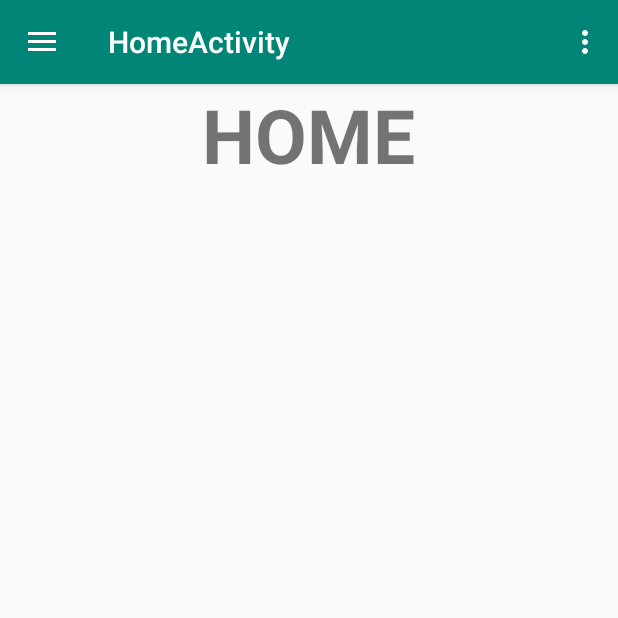
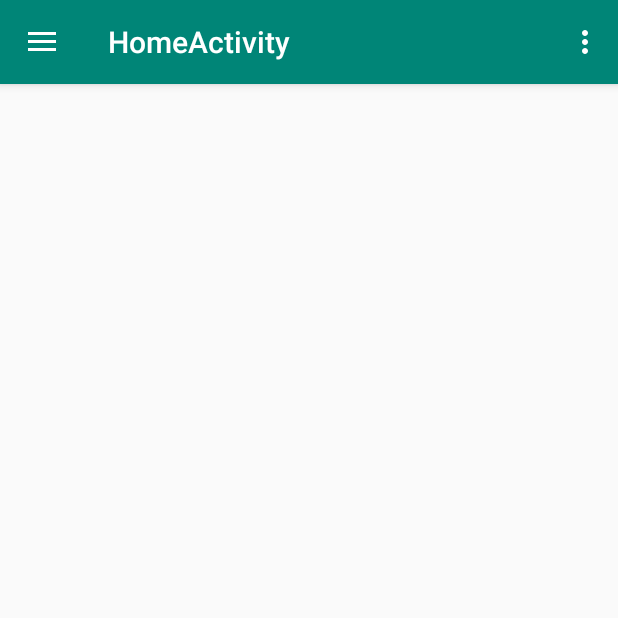
Before and after one commit to Caina-Bonfiglioli/4Read-android, an Android app: the fragment HomeFragment placed in its activity, on a phone screen of 412 x 824 dp, the top half of it. Run offline under Robolectric (Android 15) with nearby library versions, the phone set to English and light mode, and no system bars.

Commit message:
classes modificadas para a correção de bug

```diff
--- a/app/src/main/java/br/com/caina_bonfiglioli/a4read/HomeActivity.java
+++ b/app/src/main/java/br/com/caina_bonfiglioli/a4read/HomeActivity.java
@@ -1,5 +1,6 @@
 package br.com.caina_bonfiglioli.a4read;
 
+import android.content.Intent;
 import android.os.Bundle;
 import android.support.v4.app.Fragment;
 import android.support.v4.app.FragmentManager;
@@ -12,6 +13,7 @@ import android.support.v7.app.AppCompatActivity;
 import android.support.v7.widget.Toolbar;
 import android.view.Menu;
 import android.view.MenuItem;
+import android.widget.Toast;
 
 public class HomeActivity extends AppCompatActivity
         implements NavigationView.OnNavigationItemSelectedListener {
@@ -32,6 +34,7 @@ public class HomeActivity extends AppCompatActivity
 
         NavigationView navigationView = (NavigationView) findViewById(R.id.nav_view);
         navigationView.setNavigationItemSelectedListener(this);
+
     }
 
     @Override
--- a/app/src/main/java/br/com/caina_bonfiglioli/a4read/HomeFragment.java
+++ b/app/src/main/java/br/com/caina_bonfiglioli/a4read/HomeFragment.java
@@ -7,6 +7,7 @@ import android.support.v4.app.Fragment;
 import android.view.LayoutInflater;
 import android.view.View;
 import android.view.ViewGroup;
+import android.widget.TextView;
 
 public class HomeFragment extends Fragment {
 
@@ -14,7 +15,7 @@ public class HomeFragment extends Fragment {
     @Override
     public View onCreateView(@NonNull LayoutInflater inflater, @Nullable ViewGroup container,
                              @Nullable Bundle savedInstanceState) {
-       // String nameRegister = getArguments().getString("edtName");
+
         return inflater.inflate(R.layout.fragment_home, null);
     }
 
--- a/app/src/main/res/layout/fragment_home.xml
+++ b/app/src/main/res/layout/fragment_home.xml
@@ -4,11 +4,13 @@
     android:layout_height="match_parent">
 
     <TextView
-        android:text="HOME"
+        android:id="@+id/txt_Home"
         android:textSize="50dp"
         android:textStyle="bold"
         android:layout_gravity="center"
         android:layout_width="wrap_content"
         android:layout_height="wrap_content" />
 
+
+
 </LinearLayout>
--- a/build.gradle
+++ b/build.gradle
@@ -7,7 +7,7 @@ buildscript {
         jcenter()
     }
     dependencies {
-        classpath 'com.android.tools.build:gradle:3.2.0'
+        classpath 'com.android.tools.build:gradle:3.2.1'
 
 
         // NOTE: Do not place your application dependencies here; they belong
```
Also changed, not shown: app/src/main/java/br/com/caina_bonfiglioli/a4read/MainActivity.java (+1 -11 lines), app/src/main/java/br/com/caina_bonfiglioli/a4read/RegisterActivity.java (+2 -5 lines).
